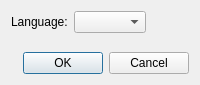
Before: the Qt Designer form options.ui in HappySeaFox/phrasebooks, drawn with Qt 5.
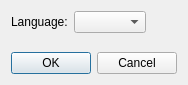
After: the same form once the commit is applied.

Commit message: Reduce the size of Options

Diff of the .ui file:
```diff
--- a/options.ui
+++ b/options.ui
@@ -7,7 +7,7 @@
    <rect>
     <x>0</x>
     <y>0</y>
-    <width>200</width>
+    <width>175</width>
     <height>85</height>
    </rect>
   </property>
```
